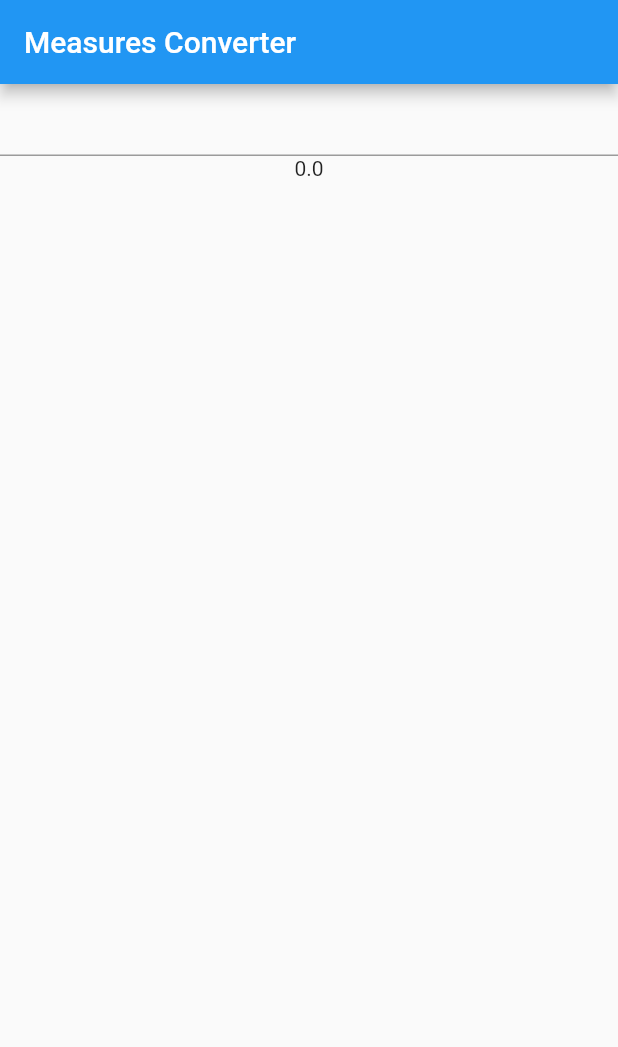
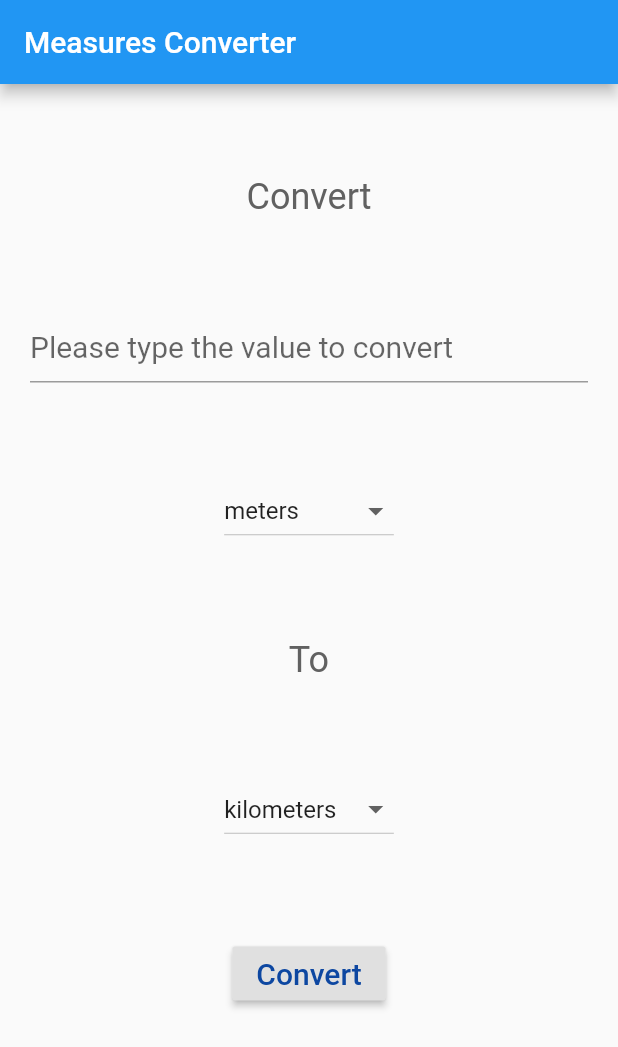
Before and after one commit to ankoor7/flutter-stateful_widgets, a Flutter app: the screen it shows after launch, on a phone screen of 412 x 824 dp. Shown: the top 1047 px of the screen. Run offline on Flutter 3.47's test engine with Material 2 defaults, Android fonts, the phone set to English and light mode, and no system bars.

Commit message:
finish UI parts

```diff
--- a/lib/main.dart
+++ b/lib/main.dart
@@ -19,33 +19,132 @@ class MyHomePage extends StatefulWidget {
 
 class MyHomePageState extends State<MyHomePage> {
   double _numberFrom;
+  String _startMeasure;
+  String _convertedMeasure;
 
   @override
   void initState() {
     _numberFrom = 0;
+    _startMeasure = _measures[0];
+    _convertedMeasure = _measures[1];
     super.initState();
   }
 
   @override
   Widget build(BuildContext context) {
+    final formBody = Column(
+      mainAxisAlignment: MainAxisAlignment.spaceEvenly,
+      mainAxisSize: MainAxisSize.min,
+      children: <Widget>[
+        makeFlex(Text(
+          'Convert',
+          style: labelStyle,
+        )),
+        makeFlex(TextField(
+          style: inputStyle,
+          decoration: const InputDecoration(
+            hintText: 'Please type the value to convert',
+          ),
+          onChanged: (String text) {
+            setState(() {
+              _numberFrom = double.tryParse(text) ?? 0;
+            });
+          },
+        )),
+        makeFlex(DropdownButton(
+          items: _measures.map((String value) {
+            return DropdownMenuItem<String>(value: value, child: Text(value));
+          }).toList(),
+          onChanged: (String value) {
+            setState(() {
+              _startMeasure = value;
+            });
+          },
+          value: _startMeasure,
+          hint: Text('Select Item'),
+        )),
+        makeFlex(Text(
+          'To',
+          style: labelStyle,
+        )),
+        makeFlex(DropdownButton(
+          items: _measures.map((String value) {
+            return DropdownMenuItem<String>(value: value, child: Text(value));
+          }).toList(),
+          onChanged: (String value) {
+            setState(() {
+              _convertedMeasure = value;
+            });
+          },
+          value: _convertedMeasure,
+          hint: Text('Select Item'),
+        )),
+        makeFlex(RaisedButton(
+            child: Text('Convert', style: inputStyle), onPressed: () => true)),
+        makeFlex(Text((_numberFrom == 0) ? '' : _numberFrom.toString(),
+            style: labelStyle)),
+      ],
+    );
+
     return Scaffold(
       appBar: AppBar(
         title: const Text('Measures Converter'),
       ),
-      body: Center(
-        child: Column(
-          children: [
-            TextField(
-              onChanged: (String text) {
-                setState(() {
-                  _numberFrom = double.tryParse(text) ?? _numberFrom;
-                });
-              },
-            ),
-            Text(_numberFrom.toString()),
-          ],
-        )
+      body: Container(
+        padding: screenBodyPadding,
+        // make form scrollable, or expand to fit the screen
+        // LayoutBuilder > SingleChildScrollView > ConstrainedBox > IntrinsicHeight
+        // https://api.flutter.dev/flutter/widgets/SingleChildScrollView-class.html
+        child: LayoutBuilder(
+          builder: (BuildContext context, BoxConstraints viewportConstraints) {
+            return SingleChildScrollView(
+              child: ConstrainedBox(
+                constraints: BoxConstraints(
+                  minHeight: viewportConstraints.maxHeight,
+                ),
+                child: IntrinsicHeight(
+                  child: formBody,
+                ),
+              )
+            );
+          },
+        ),
       ),
     );
   }
 }
+
+// Styles
+final TextStyle inputStyle = TextStyle(
+  fontSize: 20,
+  color: Colors.blue[900],
+);
+
+final TextStyle labelStyle = TextStyle(
+  fontSize: 24,
+  color: Colors.grey[700],
+);
+
+const EdgeInsets screenBodyPadding = EdgeInsets.symmetric(
+  horizontal: 20,
+);
+
+Widget makeFlex(Widget child) {
+  // Make widget flex, but not to take up the maximum space.
+  return Flexible(
+    fit: FlexFit.loose,
+    child: child,
+  );
+}
+
+// Constants
+const List<String> _measures = [
+  'meters',
+  'kilometers',
+  'grams',
+  'kilograms',
+  'feet',
+  'miles',
+  'pounds (lbs)',
+  'ounces',
+];
```
